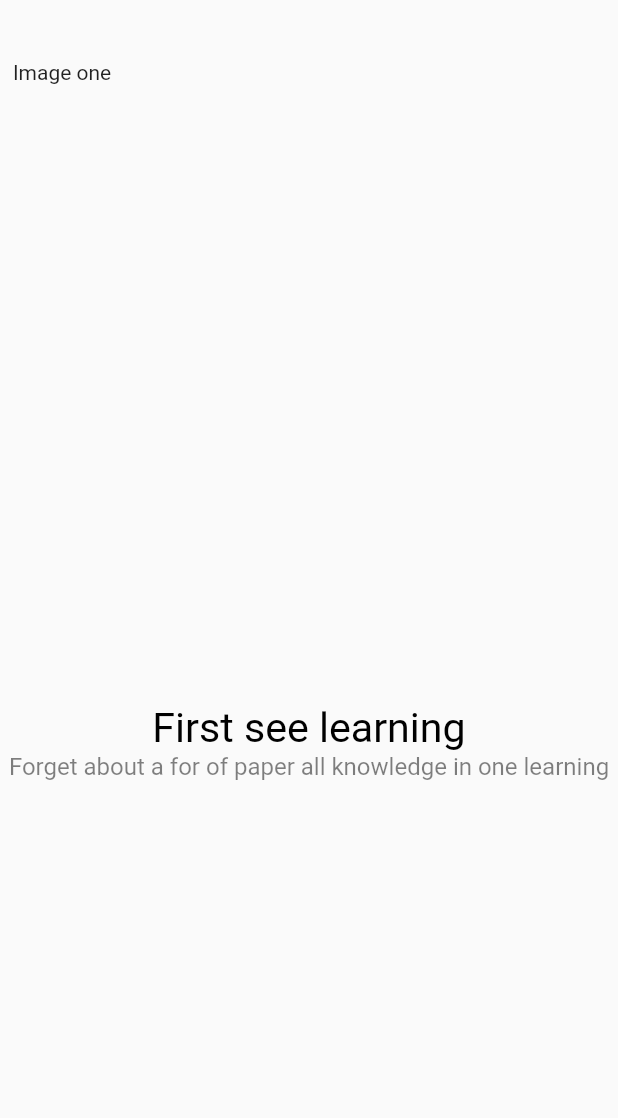
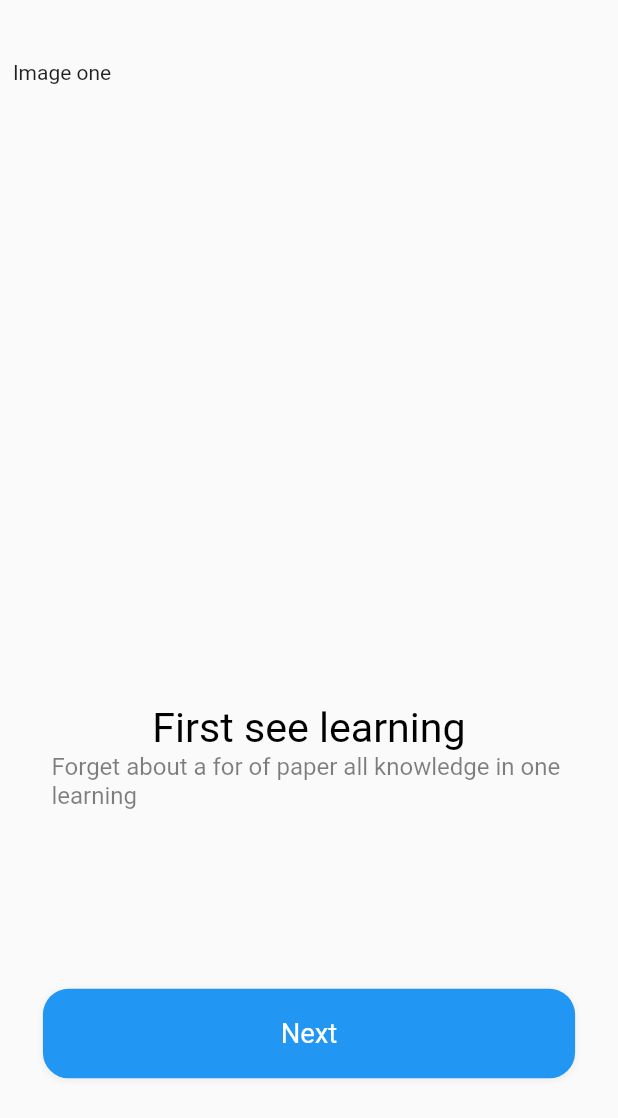
Before and after one commit to estelson/ulearning_app, a Flutter app: the screen it shows after launch, on a phone screen of 412 x 824 dp. Shown: the top 1118 px of the screen. Run offline on Flutter 3.47's test engine with Material 2 defaults, Android fonts, the phone set to English and light mode, and no system bars; our stand-ins replace flutter_bloc, flutter_screenutil.

Commit message:
Seção 4: Welcome screen and work on the next button ui - part 3

```diff
--- a/lib/pages/welcome/welcome.dart
+++ b/lib/pages/welcome/welcome.dart
@@ -40,6 +40,8 @@ class _WelcomeState extends State<Welcome> {
                         ),
                       ),
                       Container(
+                        width: 375.w,
+                        padding: EdgeInsets.only(left: 30.w, right: 30.w),
                         child: Text(
                           "Forget about a for of paper all knowledge in one learning",
                           style: TextStyle(
@@ -49,6 +51,33 @@ class _WelcomeState extends State<Welcome> {
                           ),
                         ),
                       ),
+                      Container(
+                        margin: EdgeInsets.only(top: 100.h, left: 25.w, right: 25.w),
+                        width: 325.w,
+                        height: 50.h,
+                        decoration: BoxDecoration(
+                          color: Colors.blue,
+                          borderRadius: BorderRadius.all(Radius.circular(15.w)),
+                          boxShadow: [
+                            BoxShadow(
+                              color: Colors.grey.withOpacity(0.1),
+                              spreadRadius: 1,
+                              blurRadius: 2,
+                              offset: const Offset(0, 1),
+                            ),
+                          ],
+                        ),
+                        child: Center(
+                          child: Text(
+                            "Next",
+                            style: TextStyle(
+                              color: Colors.white,
+                              fontSize: 16.sp,
+                              fontWeight: FontWeight.normal,
+                            ),
+                          ),
+                        ),
+                      )
                     ],
                   ),
                 ],
```
